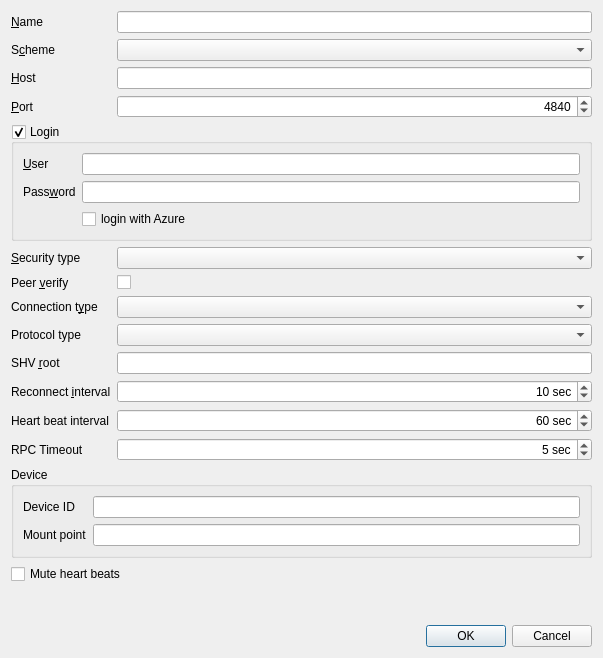
Above: shvspy/src/dlgbrokerproperties.ui from silicon-heaven/shvspy before the change. Below: the same form after it.
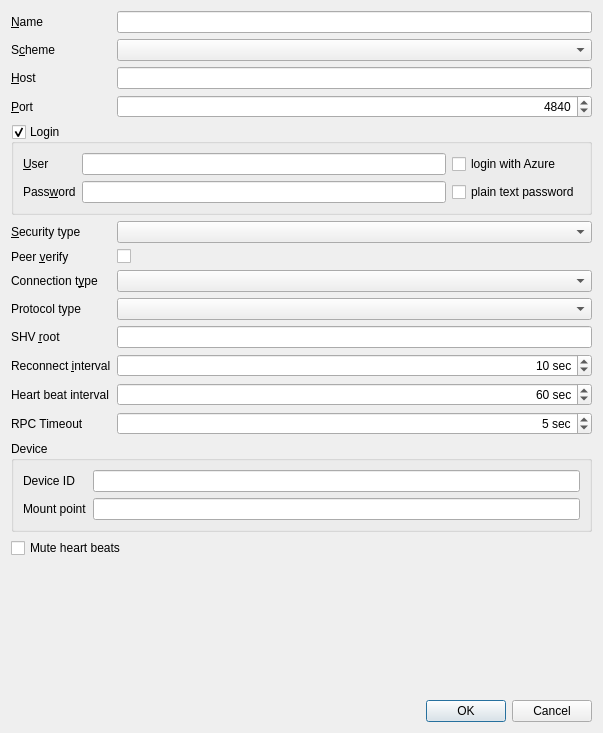
That is the form after the change.

Commit message: Plain-text password in login dialog implemented

Diff of the .ui file:
```diff
--- a/shvspy/src/dlgbrokerproperties.ui
+++ b/shvspy/src/dlgbrokerproperties.ui
@@ -7,7 +7,7 @@
     <x>0</x>
     <y>0</y>
     <width>603</width>
-    <height>658</height>
+    <height>733</height>
    </rect>
   </property>
   <property name="windowTitle">
@@ -330,7 +330,7 @@
      <property name="checkable">
       <bool>true</bool>
      </property>
-     <layout class="QFormLayout" name="formLayout_3">
+     <layout class="QGridLayout" name="gridLayout">
       <item row="0" column="0">
        <widget class="QLabel" name="label_2">
         <property name="text">
@@ -344,6 +344,13 @@
       <item row="0" column="1">
        <widget class="QLineEdit" name="edUser"/>
       </item>
+      <item row="0" column="2">
+       <widget class="QCheckBox" name="cbLoginWithAzure">
+        <property name="text">
+         <string>login with Azure</string>
+        </property>
+       </widget>
+      </item>
       <item row="1" column="0">
        <widget class="QLabel" name="label_5">
         <property name="text">
@@ -361,10 +368,10 @@
         </property>
        </widget>
       </item>
-      <item row="2" column="1">
-       <widget class="QCheckBox" name="cbLoginWithAzure">
+      <item row="1" column="2">
+       <widget class="QCheckBox" name="cbPlainTextPassword">
         <property name="text">
-         <string>login with Azure</string>
+         <string>plain text password</string>
         </property>
        </widget>
       </item>
```
The commit also changes 5 other files.
